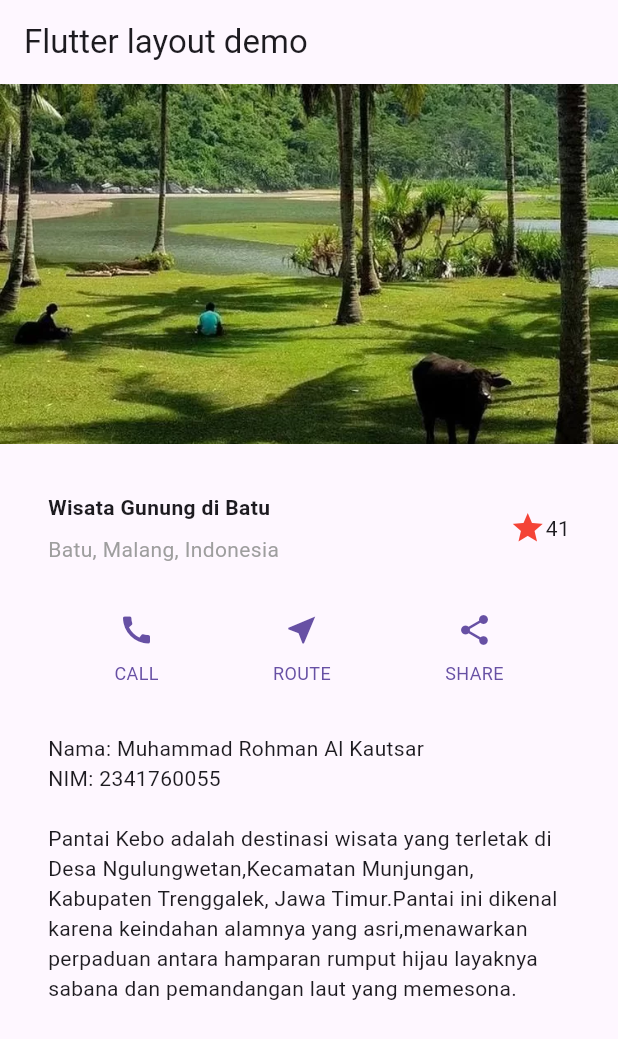
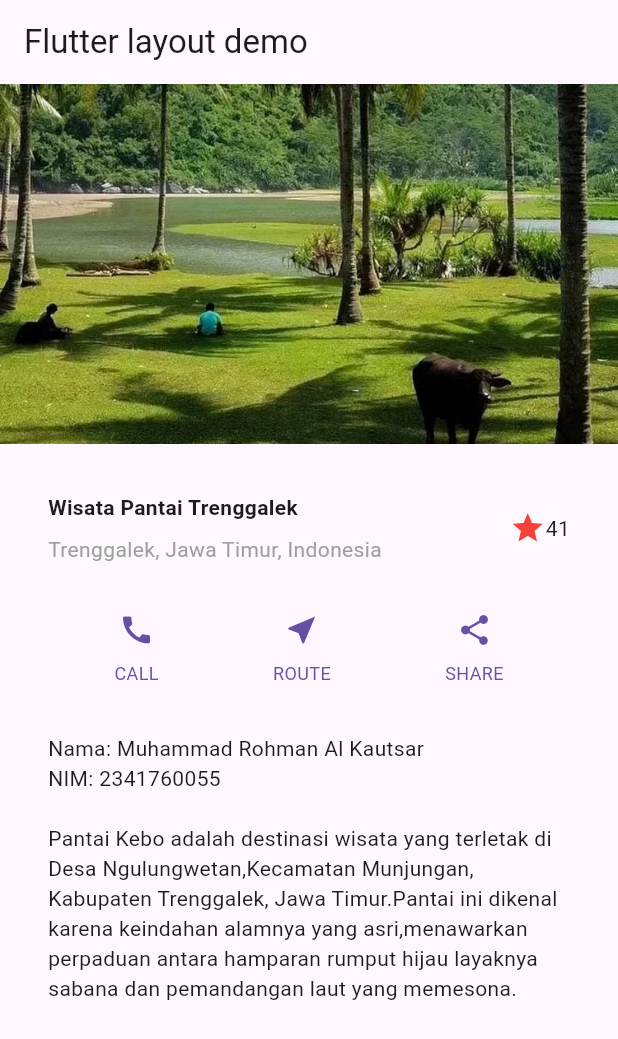
Before and after one commit to rohmanalka/layout_flutter, a Flutter app: the screen it shows after launch, on a phone screen of 412 x 824 dp. Shown: the top 1039 px of the screen. Run offline on Flutter 3.47's test engine with Material 3 defaults, Android fonts, the phone set to English and light mode, and no system bars.

```diff
--- a/lib/main.dart
+++ b/lib/main.dart
@@ -18,12 +18,12 @@ class MyApp extends StatelessWidget {
               Container(
                 padding: const EdgeInsets.only(bottom: 8),
                 child: const Text(
-                  'Wisata Gunung di Batu',
+                  'Wisata Pantai Trenggalek',
                   style: TextStyle(fontWeight: FontWeight.bold),
                 ),
               ),
               Text(
-                'Batu, Malang, Indonesia',
+                'Trenggalek, Jawa Timur, Indonesia',
                 style: TextStyle(color: Colors.grey[500]),
               ),
             ],
```
Also changed, not shown: 3 other files.
